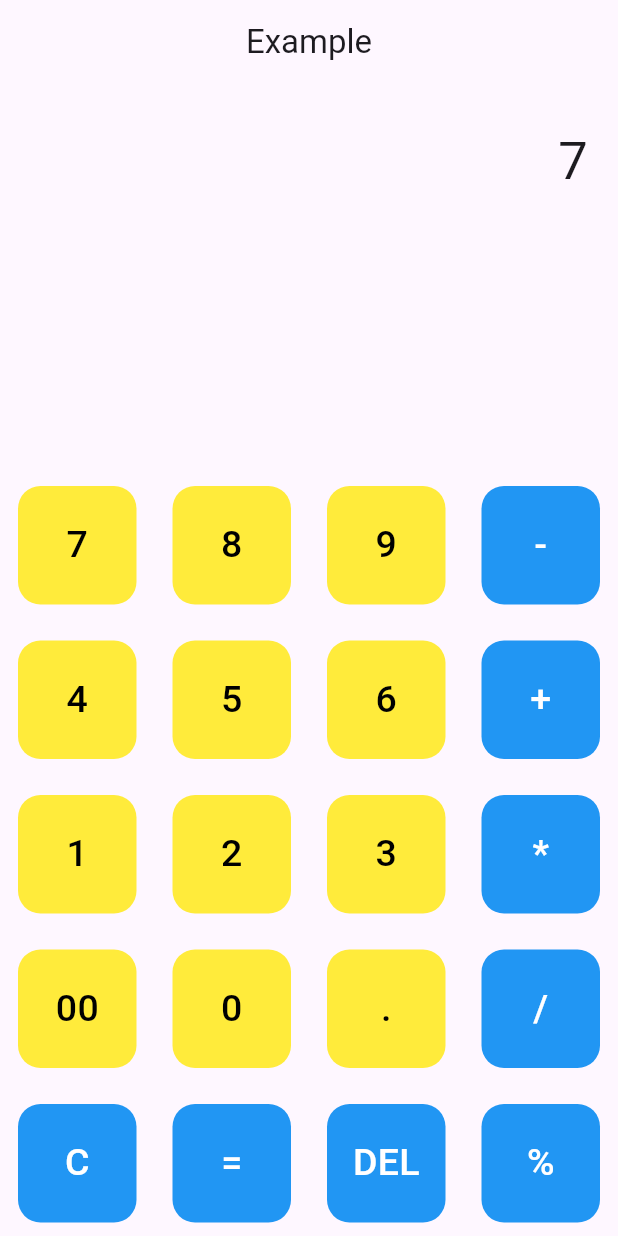
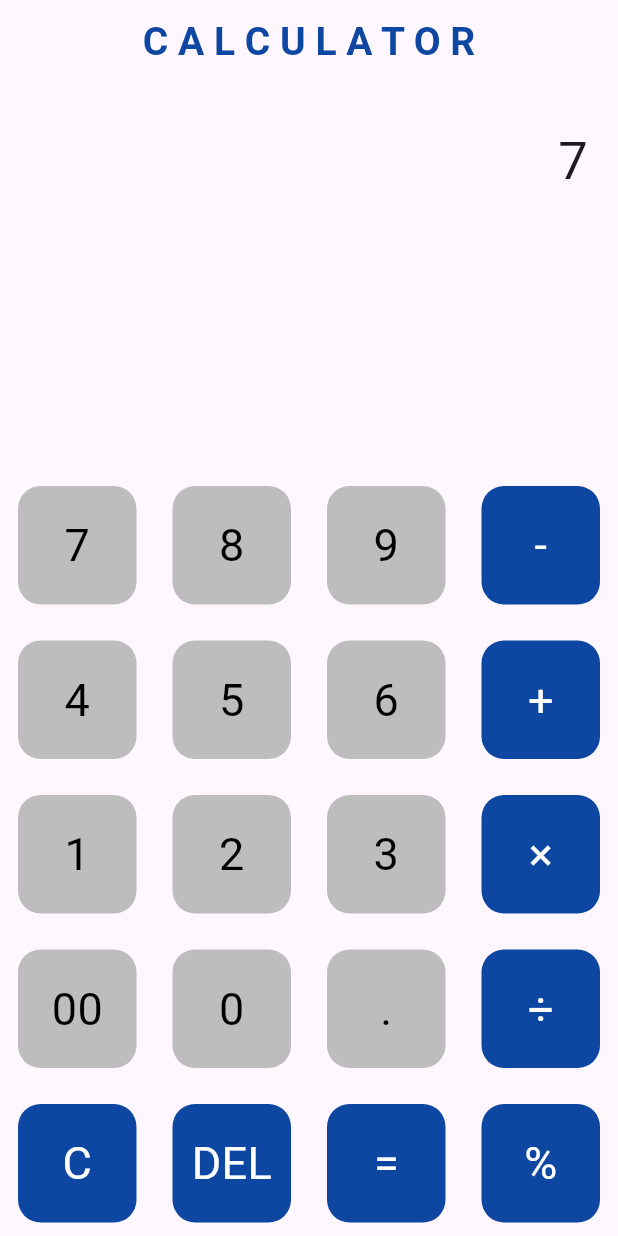
Before and after one commit to EugeniusStrong/training_project_for_practice, a Flutter app: the screen it shows after launch, after a tap on an icon or button, on a phone screen of 412 x 824 dp. Run offline on Flutter 3.47's test engine with Material 2 defaults, Android fonts, the phone set to English and light mode, and no system bars; our stand-ins replace math_expressions.

Commit message:
Edit UI and descriptions for project

```diff
--- a/lib/home_screen.dart
+++ b/lib/home_screen.dart
@@ -21,14 +21,14 @@ class _HomeScreenState extends State<HomeScreen> {
     '1',
     '2',
     '3',
-    '*',
+    '×',
     '00',
     '0',
     '.',
-    '/',
+    '÷',
     'C',
+    'DEL',
     '=',
-    'DEL',
     '%',
   ];
 
@@ -39,7 +39,14 @@ class _HomeScreenState extends State<HomeScreen> {
   Widget build(BuildContext context) {
     return Scaffold(
       appBar: AppBar(
-        title: const Text('Example'),
+        title: Text(
+          'C A L C U L A T O R',
+          style: TextStyle(
+            fontWeight: FontWeight.bold,
+            fontSize: 26,
+            color: Colors.blue[900],
+          ),
+        ),
         centerTitle: true,
       ),
       body: Column(
@@ -90,16 +97,16 @@ class _HomeScreenState extends State<HomeScreen> {
                     child: Container(
                       decoration: BoxDecoration(
                         color: isNumber(_numbersButton[index])
-                            ? Colors.yellow
-                            : Colors.blue,
+                            ? Colors.grey[400]
+                            : Colors.blue[900],
                         borderRadius: BorderRadius.circular(15),
                       ),
                       child: Center(
                         child: Text(
                           _numbersButton[index],
                           style: TextStyle(
-                            fontSize: 25,
-                            fontWeight: FontWeight.w500,
+                            fontSize: 30,
+                            fontWeight: FontWeight.w400,
                             color: isNumber(_numbersButton[index])
                                 ? Colors.black
                                 : Colors.white,
@@ -145,7 +152,11 @@ class _HomeScreenState extends State<HomeScreen> {
           _displayText = _displayText.substring(0, _displayText.length - 1);
         }
       } else if (_numbersButton[index] == '=') {
-        calculateResult();
+        try {
+          calculateResult();
+        } catch (e) {
+          debugPrint('Ошибка при вычислении: $e');
+        }
       } else {
         bool isOperator = _numbersButton[index] == '+' ||
             _numbersButton[index] == '-' ||
@@ -168,10 +179,12 @@ class _HomeScreenState extends State<HomeScreen> {
   }
 
   void calculateResult() {
-    String result = _displayText;
+    String expression = _displayText;
+    expression = expression.replaceAll('÷', '/');
+    expression = expression.replaceAll('×', '*');
 
     Parser p = Parser();
-    Expression exp = p.parse(result);
+    Expression exp = p.parse(expression);
     ContextModel cm = ContextModel();
     double eval = exp.evaluate(EvaluationType.REAL, cm);
     _resultText = eval.toString();
--- a/lib/main.dart
+++ b/lib/main.dart
@@ -11,6 +11,7 @@ class MyApp extends StatelessWidget {
   @override
   Widget build(BuildContext context) {
     return MaterialApp(
+      debugShowCheckedModeBanner: false,
       theme: ThemeData(
         colorScheme: ColorScheme.fromSeed(seedColor: Colors.deepPurple),
         useMaterial3: true,
--- a/pubspec.yaml
+++ b/pubspec.yaml
@@ -36,6 +36,7 @@ dependencies:
   # Use with the CupertinoIcons class for iOS style icons.
   cupertino_icons: ^1.0.2
   math_expressions: ^2.4.0
+
 
 dev_dependencies:
   flutter_test:
```
Also changed, not shown: preview_images/main_menu.png (added), preview_images/operation_one.png (added), preview_images/operation_two.png (added), 1 other file.
